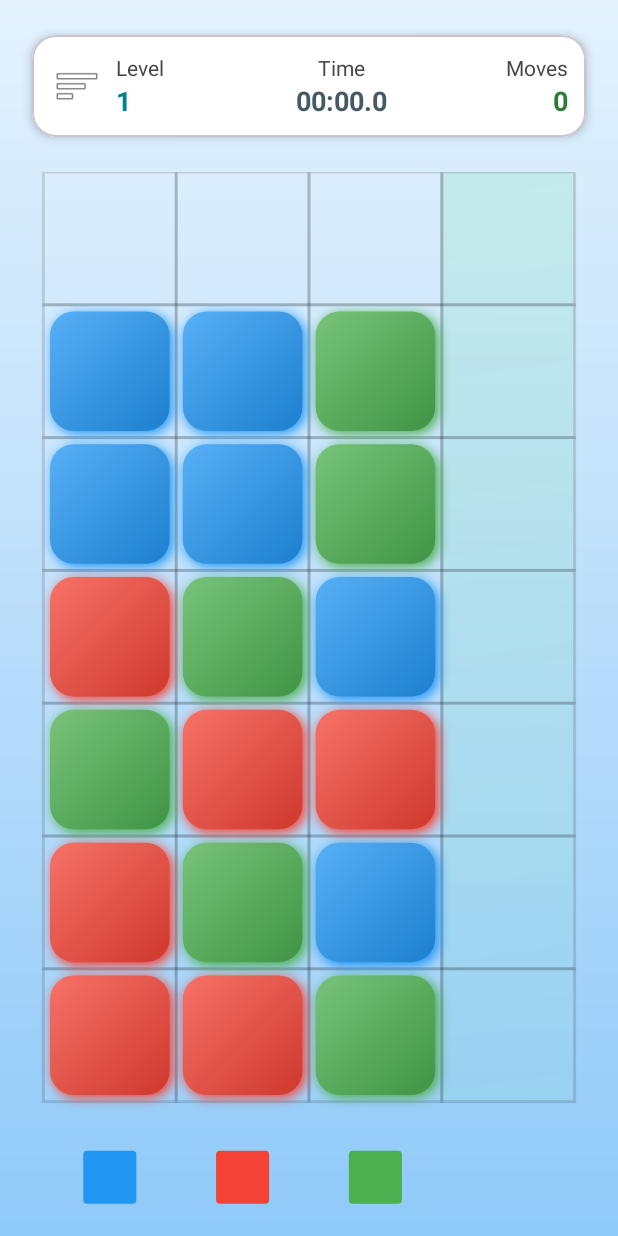
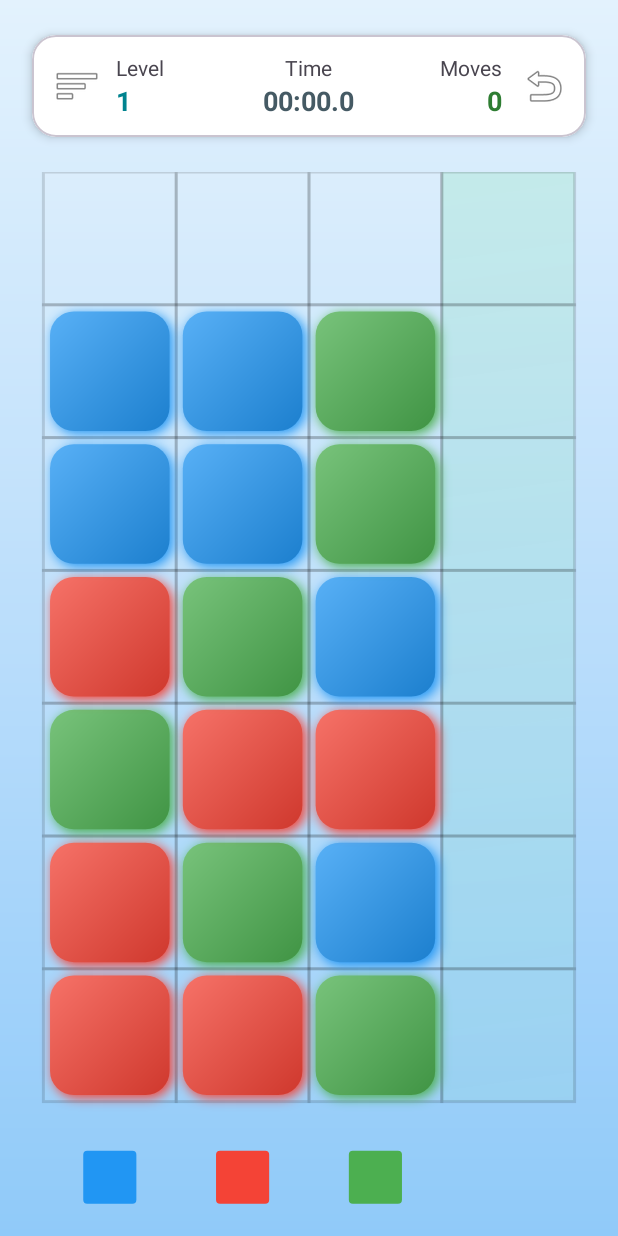
Before and after one commit to timursarsembai/CubeSorter, an Android app: the screen it shows after launch (SorterActivity), on a phone screen of 412 x 824 dp. Run offline under Robolectric (Android 15) with nearby library versions, the phone set to English and light mode, and no system bars.

Commit message:
feat(ui): add Reset button with modal and reset flows Add Reset button beside Moves Show modal with options: reset current level or reset all progress Reset current level: clear level records and restart the level Reset all: clear all records, reset progress to level 1, start from scratch Update records table if drawer is open Add required strings and wire up handlers

```diff
--- a/app/src/main/res/layout/activity_sorter.xml
+++ b/app/src/main/res/layout/activity_sorter.xml
@@ -111,6 +111,18 @@
                         android:textColor="#2E7D32"
                         android:textSize="18sp"/>
                 </LinearLayout>
+
+                <!-- Кнопка Reset справа от блока Moves -->
+                <ImageButton
+                    android:id="@+id/buttonReset"
+                    android:layout_width="wrap_content"
+                    android:layout_height="wrap_content"
+                    android:layout_marginStart="12dp"
+                    android:background="@android:color/transparent"
+                    android:contentDescription="@string/reset"
+                    android:src="@android:drawable/ic_menu_revert"
+                    app:tint="#455A64" />
+
             </LinearLayout>
         </com.google.android.material.card.MaterialCardView>
 
--- a/app/src/main/res/values/strings.xml
+++ b/app/src/main/res/values/strings.xml
@@ -39,4 +39,14 @@
     <string name="records_header_moves">Best moves</string>
     <string name="records_header_date">Record date</string>
     <string name="dash">-</string>
+
+    <!-- Reset UI -->
+    <string name="reset">Reset</string>
+    <string name="reset_progress_title">Reset progress</string>
+    <string name="reset_progress_message">Choose what to reset:</string>
+    <string name="reset_current_level">Reset current level</string>
+    <string name="reset_all_levels">Reset all and start from level 1</string>
+    <string name="cancel">Cancel</string>
+    <string name="toast_reset_current_done">Current level has been reset</string>
+    <string name="toast_reset_all_done">All progress has been reset</string>
 </resources>
```
Also changed, not shown: app/src/main/java/com/timursarsembayev/cubesorter/SorterActivity.kt (+54 -0 lines).
